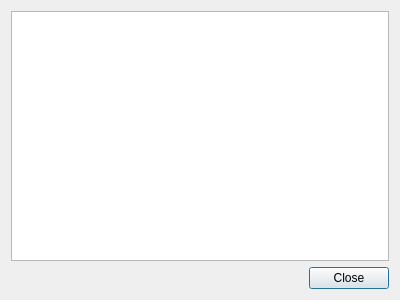
This is applet/ui/nmdialog.ui in zballina/nm-applet-qt as Qt 5 draws it before an edit. The edited form follows.
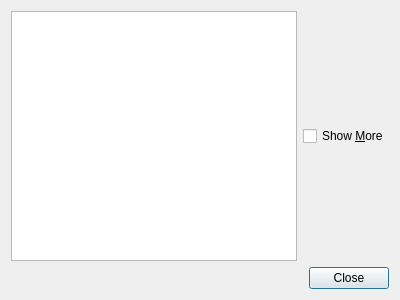
This is the edited form.

The edit to the form file:
```diff
--- a/applet/ui/nmdialog.ui
+++ b/applet/ui/nmdialog.ui
@@ -15,7 +15,18 @@
   </property>
   <layout class="QVBoxLayout" name="verticalLayout">
    <item>
-    <widget class="QTableView" name="tableView"/>
+    <layout class="QHBoxLayout" name="horizontalLayout">
+     <item>
+      <widget class="QListView" name="connectionsList"/>
+     </item>
+     <item>
+      <widget class="QCheckBox" name="checkBoxShowMore">
+       <property name="text">
+        <string>Show &amp;More</string>
+       </property>
+      </widget>
+     </item>
+    </layout>
    </item>
    <item>
     <widget class="QDialogButtonBox" name="buttonBox">
```
